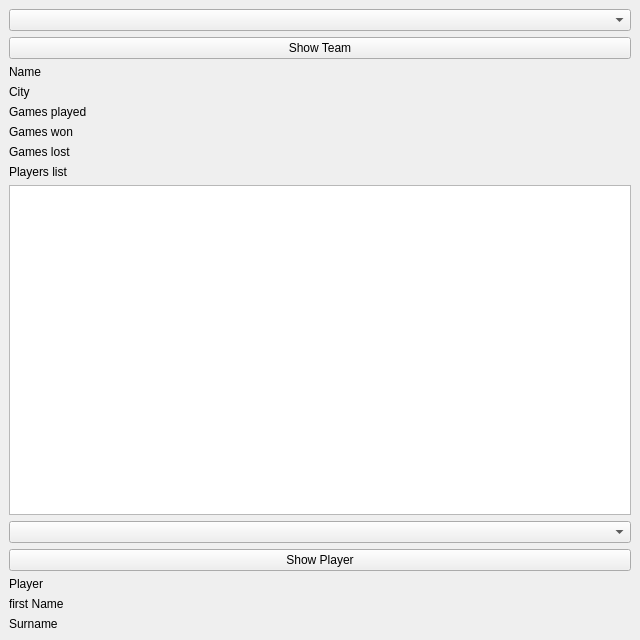
Qt form fangui/ui/teamWindow.ui (PZ-NBApp/gui) before a commit.
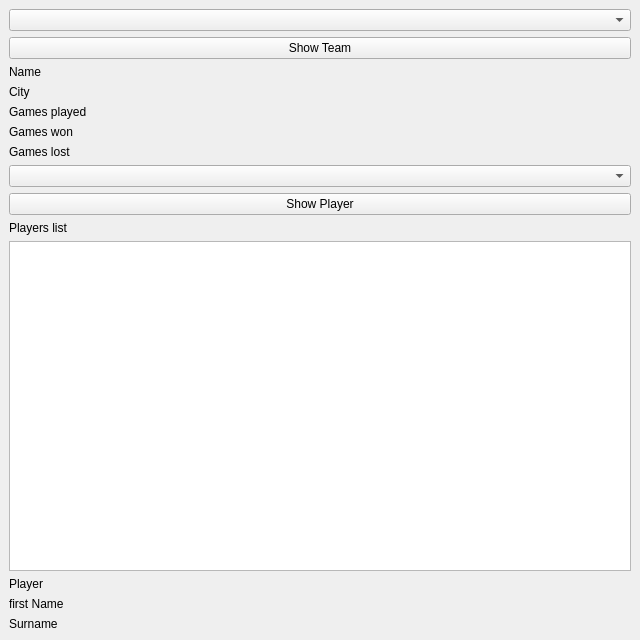
The same form after that commit.

Patch:
```diff
--- a/fangui/ui/teamWindow.ui
+++ b/fangui/ui/teamWindow.ui
@@ -101,16 +101,6 @@
         </item>
        </layout>
       </item>
-      <item>
-       <widget class="QLabel" name="playersListLabel">
-        <property name="text">
-         <string>Players list</string>
-        </property>
-       </widget>
-      </item>
-      <item>
-       <widget class="QListView" name="playersList"/>
-      </item>
       <item>
        <widget class="QComboBox" name="playerChoose"/>
       </item>
@@ -123,6 +113,16 @@
       </item>
      </layout>
     </item>
+    <item>
+     <widget class="QLabel" name="playersListLabel">
+      <property name="text">
+       <string>Players list</string>
+      </property>
+     </widget>
+    </item>
+    <item>
+     <widget class="QListWidget" name="playerList"/>
+    </item>
     <item>
      <widget class="QLabel" name="playerLabel">
       <property name="text">
```
